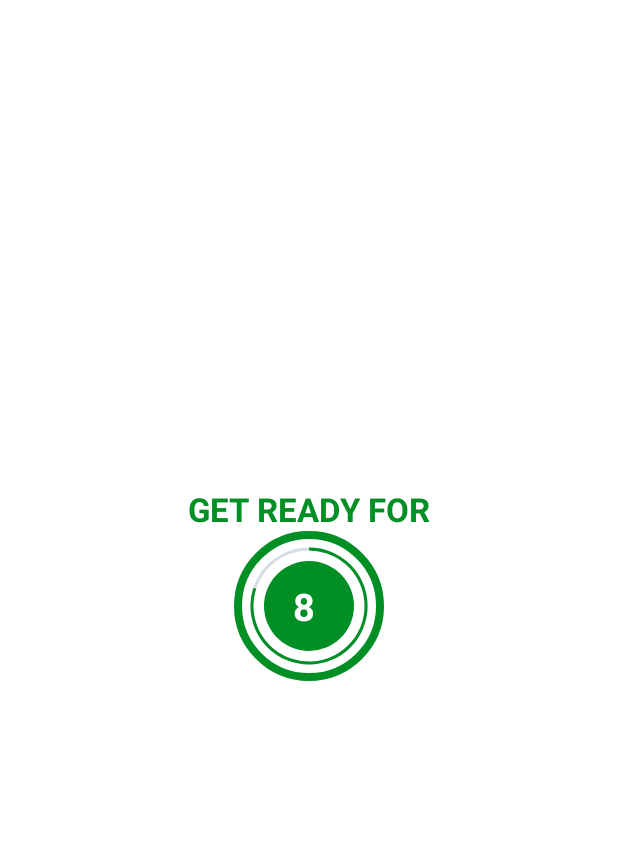
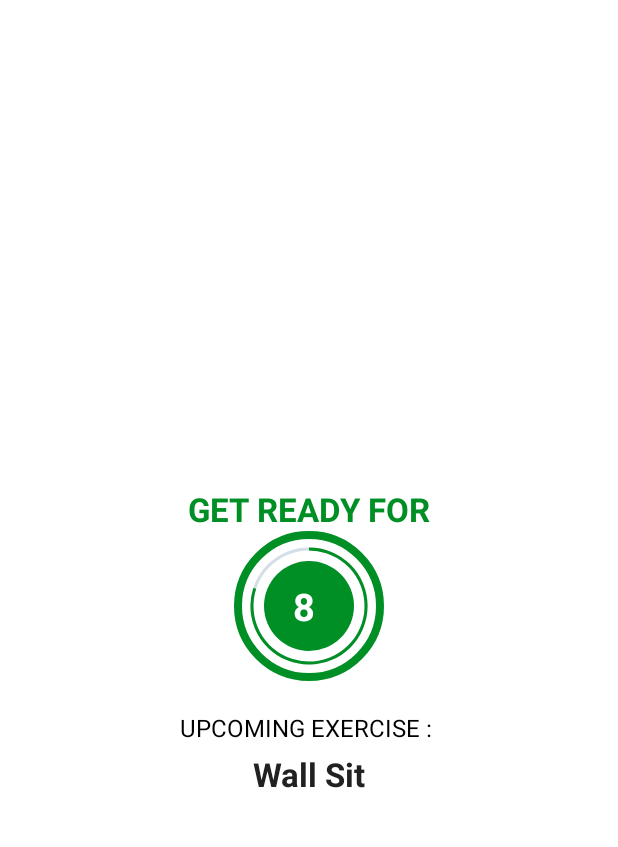
Before and after one commit to omprasad1997/7MinutesWorkout, an Android app: the ExerciseActivity screen opened directly, with no data from a screen before it, on a phone screen of 412 x 824 dp, the part 62-909 px from its top. Run offline under Robolectric (Android 15) with nearby library versions, the phone set to English and light mode, and no system bars.

Commit message:
Added upcoming exercise label

```diff
--- a/app/src/main/java/com/example/a7minutesworkout/ExerciseActivity.kt
+++ b/app/src/main/java/com/example/a7minutesworkout/ExerciseActivity.kt
@@ -49,6 +49,8 @@ class ExerciseActivity : AppCompatActivity() {
     private fun setupRestView() {
         binding?.flRestView?.visibility = View.VISIBLE
         binding?.tvTitle?.visibility = View.VISIBLE
+        binding?.upcomingLabel?.visibility = View.VISIBLE
+        binding?.tvUpcomingExerciseName?.visibility = View.VISIBLE
         binding?.tvExerciseName?.visibility = View.INVISIBLE
         binding?.flExerciseView?.visibility = View.INVISIBLE
         binding?.ivImage?.visibility = View.INVISIBLE
@@ -58,6 +60,7 @@ class ExerciseActivity : AppCompatActivity() {
             restProgress = 0
         }
 
+        binding?.tvUpcomingExerciseName?.text = exerciseList!![currentExercisePosition+1].name
         setRestProgressBar()
     }
 
@@ -81,6 +84,8 @@ class ExerciseActivity : AppCompatActivity() {
     private fun setUpExerciseView() {
         binding?.flRestView?.visibility = View.INVISIBLE
         binding?.tvTitle?.visibility = View.INVISIBLE
+        binding?.upcomingLabel?.visibility = View.INVISIBLE
+        binding?.tvUpcomingExerciseName?.visibility = View.INVISIBLE
         binding?.tvExerciseName?.visibility = View.VISIBLE
         binding?.flExerciseView?.visibility = View.VISIBLE
         binding?.ivImage?.visibility = View.VISIBLE
--- a/app/src/main/res/layout/activity_excercise.xml
+++ b/app/src/main/res/layout/activity_excercise.xml
@@ -74,6 +74,36 @@
 
     </FrameLayout>
 
+    <!--TODO (Step 1 - Showing the upcoming exercise name in the Get Ready For View.)-->
+    <!--START-->
+    <TextView
+        app:layout_constraintTop_toBottomOf="@id/flRestView"
+        android:id="@+id/upcomingLabel"
+        android:layout_width="wrap_content"
+        android:layout_height="wrap_content"
+        app:layout_constraintStart_toStartOf="parent"
+        app:layout_constraintEnd_toEndOf="parent"
+        android:layout_marginTop="20dp"
+        android:textColor="@color/black"
+        app:layout_constraintBottom_toTopOf="@id/tvUpcomingExerciseName"
+        android:text="UPCOMING EXERCISE : "
+        android:textSize="16sp" />
+
+    <TextView
+        app:layout_constraintTop_toBottomOf="@id/upcomingLabel"
+        android:id="@+id/tvUpcomingExerciseName"
+        android:layout_width="wrap_content"
+        android:layout_height="wrap_content"
+        app:layout_constraintStart_toStartOf="parent"
+        app:layout_constraintEnd_toEndOf="parent"
+        android:layout_marginTop="5dp"
+        android:textColor="#212121"
+        android:textSize="22sp"
+        android:textStyle="bold"
+        tools:text="Exercise Name" />
+    <!--END-->
+    <!-- First add the images to the Drawable folder and adding an imageview to show which is the current exercise along with the Name-->
+
     <ImageView
         android:id="@+id/ivImage"
         android:layout_width="match_parent"
```
